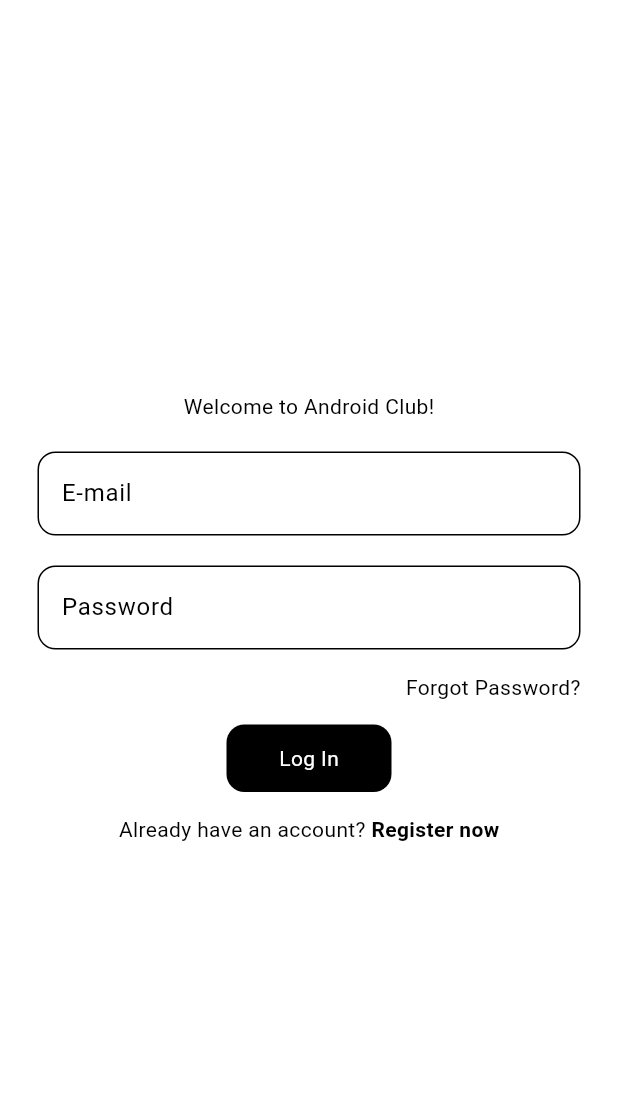
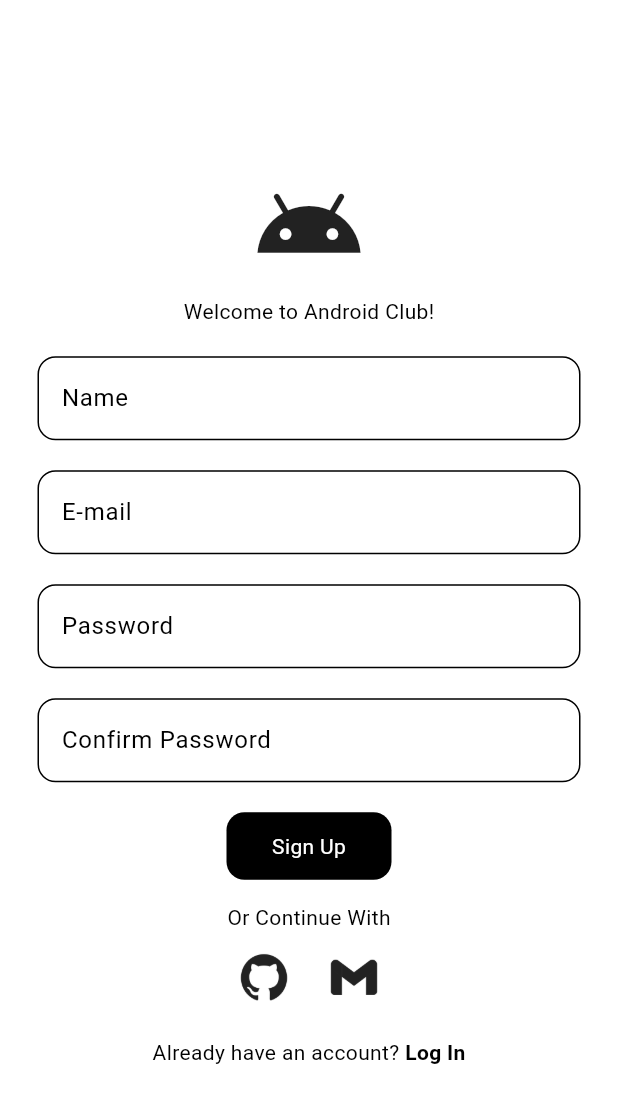
Before and after one commit to PrathmayAwasthi/Android_Club_App, a Flutter app: the screen it shows after launch, after a tap on "Register now", on a phone screen of 412 x 824 dp. Shown: the top 1103 px of the screen. Run offline on Flutter 3.47's test engine with Material 3 defaults, Android fonts, the light colour scheme and no system bars.

Commit message:
Created Signup Page, Improvement in Login Page
Created the Sign Up page, Added github and gmail icons to both signup and login pages, added navigation to navigated back and forth in login and signup pages

```diff
--- a/lib/auth/login_page.dart
+++ b/lib/auth/login_page.dart
@@ -1,5 +1,6 @@
 // ignore_for_file: prefer_const_constructors, prefer_const_literals_to_create_immutables
 
+import 'package:android_club_app/auth/signup_page.dart';
 import 'package:flutter/material.dart';
 
 class LoginPage extends StatefulWidget {
@@ -19,8 +20,6 @@ class _LoginPageState extends State<LoginPage> {
 
   void logIn() {}
 
-  void registerRedirect() {}
-
   @override
   Widget build(BuildContext context) {
     return Scaffold(
@@ -31,6 +30,15 @@ class _LoginPageState extends State<LoginPage> {
           child: Column(
             mainAxisAlignment: MainAxisAlignment.center,
             children: [
+              // Icon
+              Icon(
+                Icons.android,
+                size: 75.0,
+              ),
+
+              // spacing between
+              SizedBox(height: 10.0),
+
               // Intro Text
               Text("Welcome to Android Club!"),
 
@@ -107,13 +115,43 @@ class _LoginPageState extends State<LoginPage> {
               // Spacing
               SizedBox(height: 15.0),
 
+              // Other Login Methods Text
+              Text("Or Continue With"),
+
+              // Spacing
+              SizedBox(height: 15.0),
+
+              // Other login methods icons
+              Row(
+                mainAxisAlignment: MainAxisAlignment.center,
+                children: [
+                  ImageIcon(
+                    AssetImage('assets/images/github_logo.png'),
+                    size: 50,
+                  ),
+                  SizedBox(width: 10,),
+                  ImageIcon(
+                    AssetImage('assets/images/gmail_logo.png'),
+                    size: 50,
+                  ),
+                ],
+              ),
+
+              // Spacing
+              SizedBox(height: 15.0),
+
               // Register Now redirect
               Row(
                 mainAxisAlignment: MainAxisAlignment.center,
                 children: [
-                  Text("Already have an account? "),
+                  Text("First time here? "),
                   GestureDetector(
-                    onTap: registerRedirect,
+                    onTap: () => {
+                      Navigator.push(
+                        context,
+                        MaterialPageRoute(builder: (context) => const SignupPage())
+                      )
+                    },
                     child: Text(
                       "Register now",
                       style: TextStyle(
@@ -123,7 +161,6 @@ class _LoginPageState extends State<LoginPage> {
                   )
                 ],
               )
-
             ],
           ),
         ),
--- a/lib/auth/signup_page.dart
+++ b/lib/auth/signup_page.dart
@@ -0,0 +1,180 @@
+// ignore_for_file: prefer_const_constructors, prefer_const_literals_to_create_immutables
+
+import 'package:android_club_app/auth/login_page.dart';
+import 'package:flutter/material.dart';
+
+class SignupPage extends StatefulWidget {
+  const SignupPage({
+    super.key,
+  });
+
+  @override
+  State<SignupPage> createState() => _SignupPageState();
+}
+
+class _SignupPageState extends State<SignupPage> {
+  final TextEditingController nameController = TextEditingController();
+  final TextEditingController emailController = TextEditingController();
+  final TextEditingController passwordController = TextEditingController();
+  final TextEditingController confirmPasswordController = TextEditingController();
+
+  void signUp() {}
+
+  void loginRedirect() {}
+
+  @override
+  Widget build(BuildContext context) {
+    return Scaffold(
+      backgroundColor: Theme.of(context).colorScheme.background,
+      body: Center(
+        child: Padding(
+          padding: const EdgeInsets.all(25.0),
+          child: Column(
+            mainAxisAlignment: MainAxisAlignment.center,
+            children: [
+              // Icon
+              Icon(
+                Icons.android,
+                size: 75.0,
+              ),
+
+              // spacing between
+              SizedBox(height: 10.0),
+
+              // Intro Text
+              Text("Welcome to Android Club!"),
+
+              // spacing between
+              SizedBox(height: 20.0),
+
+              // Email TextField
+              TextField(
+                controller: nameController,
+                decoration: InputDecoration(
+                  border: OutlineInputBorder(
+                      borderRadius: BorderRadius.circular(12)),
+                  hintText: "Name",
+                ),
+              ),
+
+              // spacing between
+              SizedBox(height: 20.0),
+
+              // Email TextField
+              TextField(
+                controller: emailController,
+                decoration: InputDecoration(
+                  border: OutlineInputBorder(
+                      borderRadius: BorderRadius.circular(12)),
+                  hintText: "E-mail",
+                ),
+              ),
+
+              // spacing between
+              SizedBox(height: 20.0),
+
+              // Password TextField
+              TextField(
+                controller: passwordController,
+                decoration: InputDecoration(
+                  border: OutlineInputBorder(
+                      borderRadius: BorderRadius.circular(12)),
+                  hintText: "Password",
+                ),
+                obscureText: true,
+              ),
+
+              // spacing between
+              SizedBox(height: 20.0),
+
+              // Password TextField
+              TextField(
+                controller: confirmPasswordController,
+                decoration: InputDecoration(
+                  border: OutlineInputBorder(
+                      borderRadius: BorderRadius.circular(12)),
+                  hintText: "Confirm Password",
+                ),
+                obscureText: true,
+              ),
+
+              // Spacing
+              SizedBox(height: 20.0),
+
+              // Log In Button
+              GestureDetector(
+                onTap: signUp,
+                child: Container(
+                  decoration: BoxDecoration(
+                    borderRadius: BorderRadius.circular(12),
+                    color: Theme.of(context).colorScheme.inversePrimary,
+                  ),
+                  width: 110,
+                  height: 45,
+                  child: Center(
+                    child: Padding(
+                      padding: const EdgeInsets.symmetric(
+                          vertical: 8.0, horizontal: 18.0),
+                      child: Text(
+                        "Sign Up",
+                        style: TextStyle(
+                            color: Theme.of(context).colorScheme.primary),
+                      ),
+                    ),
+                  ),
+                ),
+              ),
+
+              // Spacing
+              SizedBox(height: 15.0),
+
+              // Other Login Methods Text
+              Text("Or Continue With"),
+
+              // Spacing
+              SizedBox(height: 5.0),
+
+              // Other login methods icons
+              Row(
+                mainAxisAlignment: MainAxisAlignment.center,
+                children: [
+                  ImageIcon(
+                    AssetImage('assets/images/github_logo.png'),
+                    size: 50,
+                  ),
+                  SizedBox(width: 10,),
+                  ImageIcon(
+                    AssetImage('assets/images/gmail_logo.png'),
+                    size: 50,
+                  ),
+                ],
+              ),
+
+              // Spacing
+              SizedBox(height: 15.0),
+
+              // Register Now redirect
+              Row(
+                mainAxisAlignment: MainAxisAlignment.center,
+                children: [
+                  Text("Already have an account? "),
+                  GestureDetector(
+                    onTap: () => {
+                      Navigator.pop(context)
+                    },
+                    child: Text(
+                      "Log In",
+                      style: TextStyle(
+                        fontWeight: FontWeight.bold,
+                      ),
+                    ),
+                  )
+                ],
+              )
+            ],
+          ),
+        ),
+      ),
+    );
+  }
+}
--- a/lib/main.dart
+++ b/lib/main.dart
@@ -1,3 +1,4 @@
+import 'package:android_club_app/auth/signup_page.dart';
 import 'package:android_club_app/theme/light_mode.dart';
 import 'package:android_club_app/theme/dark_mode.dart';
 import 'package:flutter/material.dart';
@@ -13,6 +14,7 @@ class MyApp extends StatelessWidget {
   @override
   Widget build(BuildContext context) {
     return MaterialApp(
+      debugShowCheckedModeBanner: false,
       home: LoginPage(),
       theme: lightMode,
       darkTheme: darkMode,
--- a/pubspec.yaml
+++ b/pubspec.yaml
@@ -52,6 +52,8 @@ dev_dependencies:
 
 # The following section is specific to Flutter packages.
 flutter:
+  assets:
+    - assets/images/
 
   # The following line ensures that the Material Icons font is
   # included with your application, so that you can use the icons in
```
Also changed, not shown: assets/images/github_logo.png (added), assets/images/gmail_logo.png (added).
